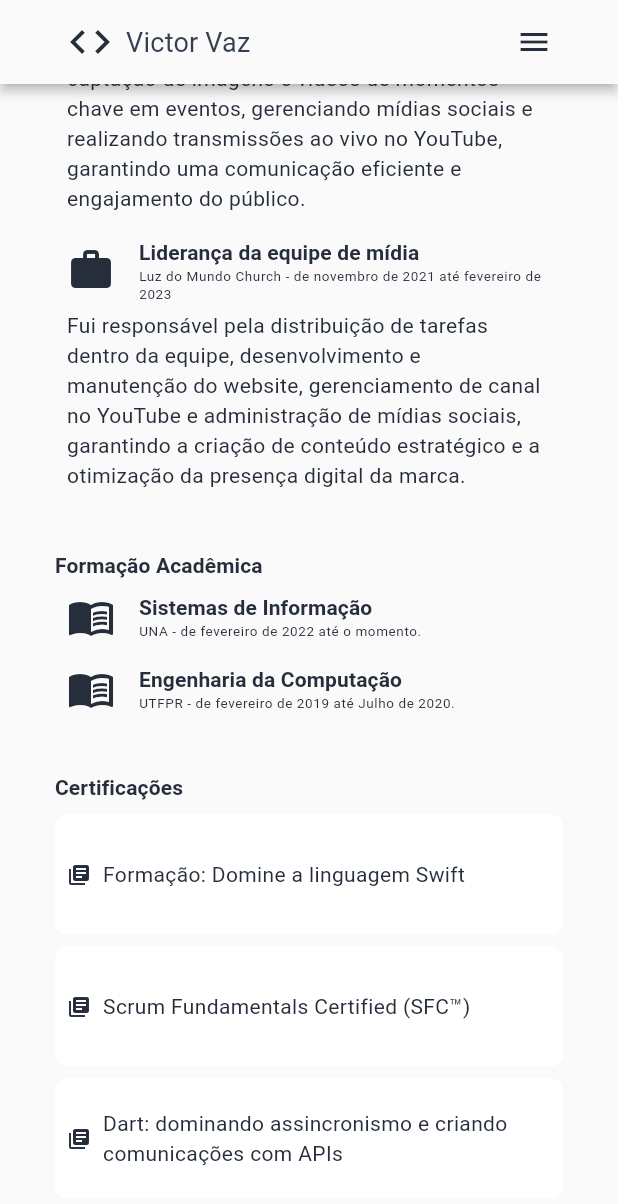
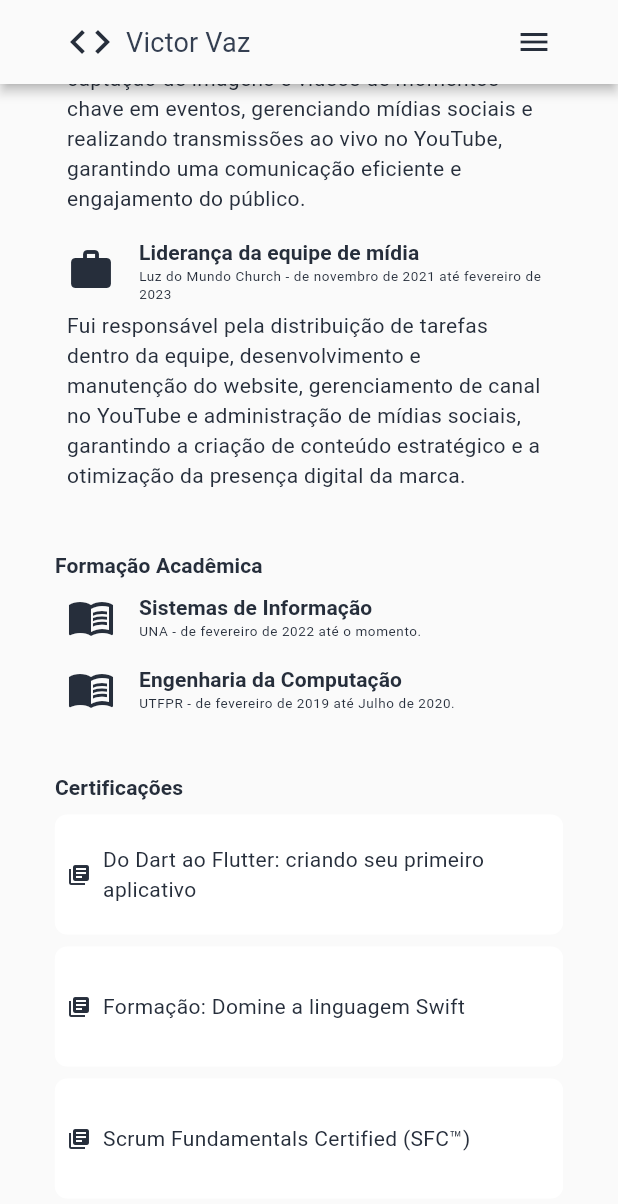
Before and after one commit to victorvazdev/victor_vaz_portfolio, a Flutter app: the screen it shows after launch, scrolled down 576 dp, on a phone screen of 412 x 824 dp. Shown: the top 1204 px of the screen. Run offline on Flutter 3.47's test engine with Material 3 defaults, Android fonts, the phone set to English and light mode, and no system bars; our stand-ins replace flutter_svg, visibility_detector.

Commit message:
certification added

```diff
--- a/lib/data/victor_data.dart
+++ b/lib/data/victor_data.dart
@@ -38,6 +38,7 @@ final VictorVaz me = VictorVaz(
     ),
   ],
   certifications: <Certification>[
+    Certification(name: 'Do Dart ao Flutter: criando seu primeiro aplicativo'),
     Certification(name: 'Formação: Domine a linguagem Swift'),
     Certification(name: 'Scrum Fundamentals Certified (SFC™)'),
     Certification(
```
